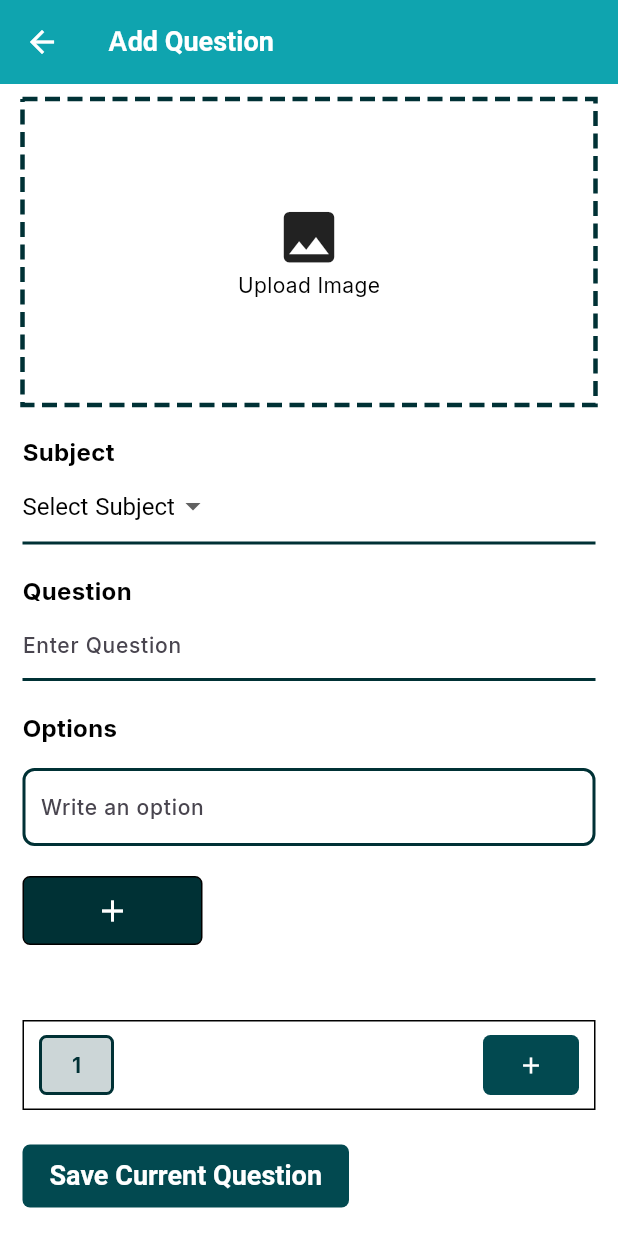
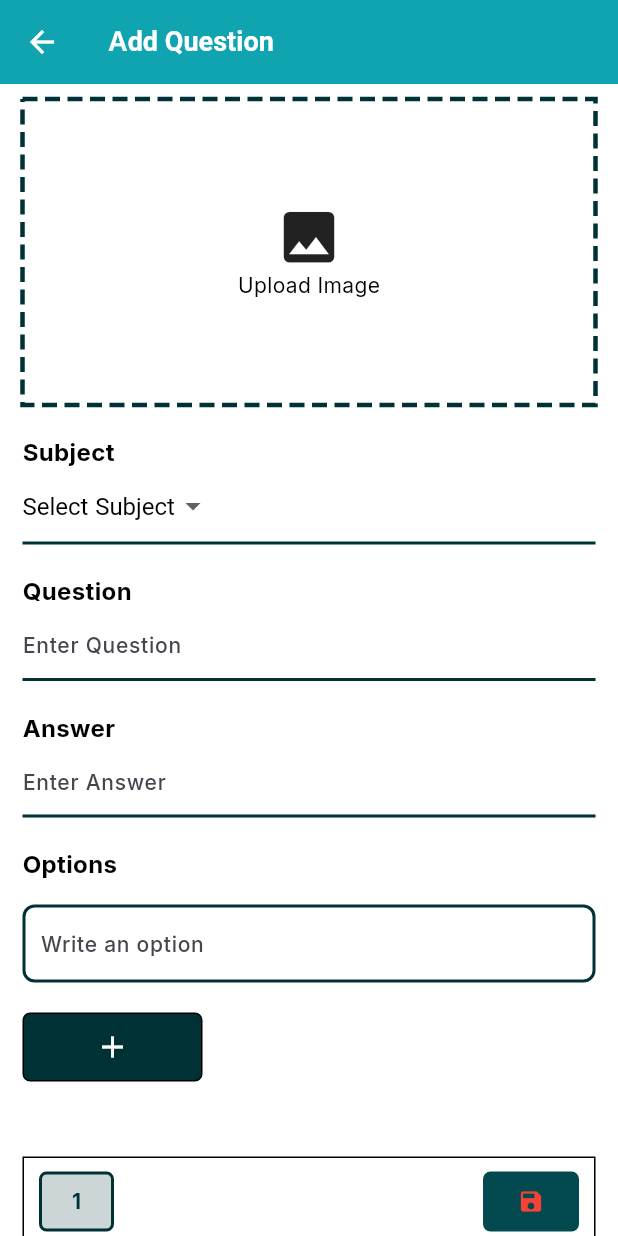
Before and after one commit to Shahabuddin1122/job-ostad, a Flutter app: the AddQuestion screen opened directly with empty values, on a phone screen of 412 x 824 dp. Run offline on Flutter 3.47's test engine with Material 3 defaults, Android fonts, the phone set to English and light mode, and no system bars; drawn by our look-alikes of dotted_border; our stand-ins replace file_picker, fl_chart, flutter_svg, google_fonts, shared_preferences; accounts and stored records are empty; network calls fail; project files that could hold a hidden picture were left out.

Commit message:
updated api integration in add_questions

```diff
--- a/manager/lib/main.dart
+++ b/manager/lib/main.dart
@@ -28,8 +28,10 @@ class MyApp extends StatelessWidget {
         '/add-course': (context) => AddCourse(),
         '/add-quiz': (context) => AddQuiz(),
         '/add-question': (context) {
-          final args = ModalRoute.of(context)!.settings.arguments as String;
-          return AddQuestion(id: args);
+          final args = ModalRoute.of(context)!.settings.arguments as List;
+          final String id = args[0] as String;
+          final int number_of_questions = args[1] as int;
+          return AddQuestion(id: id, number_of_questions: number_of_questions);
         },
         '/question-paper': (context) {
           final args = ModalRoute.of(context)!.settings.arguments as String;
--- a/manager/lib/screens/add-question.dart
+++ b/manager/lib/screens/add-question.dart
@@ -10,7 +10,12 @@ import 'package:job_ostad/utils/custom_theme.dart';
 
 class AddQuestion extends StatefulWidget {
   final String id;
-  const AddQuestion({required this.id, super.key});
+  final int number_of_questions;
+  const AddQuestion({
+    required this.number_of_questions,
+    required this.id,
+    super.key,
+  });
 
   @override
   State<AddQuestion> createState() => _AddQuestionState();
@@ -18,20 +23,26 @@ class AddQuestion extends StatefulWidget {
 
 class _AddQuestionState extends State<AddQuestion> {
   List<Map<String, dynamic>> questions = [
-    {'image': null, 'question': '', 'options': <String>[], 'subject': null},
+    {
+      'image': null,
+      'question': '',
+      'answer': '',
+      'options': <String>[],
+      'subject': null,
+    },
   ];
 
   final PageController _pageController = PageController();
   final ScrollController _scrollController = ScrollController();
   final TextEditingController _optionController = TextEditingController();
   final TextEditingController _questionController = TextEditingController();
+  final TextEditingController _answerController = TextEditingController();
   int _currentIndex = 0;
 
   @override
   void initState() {
     // TODO: implement initState
     super.initState();
-    print("widget.id: ${widget.id}");
   }
 
   @override
@@ -71,11 +82,12 @@ class _AddQuestionState extends State<AddQuestion> {
   }
 
   void addNewQuestion() {
-    if (questions.length < 20) {
+    if (questions.length < widget.number_of_questions) {
       setState(() {
         questions.add({
           'image': null,
           'question': '',
+          'answer': '',
           'options': <String>[],
           'subject': null,
         });
@@ -100,9 +112,14 @@ class _AddQuestionState extends State<AddQuestion> {
   }
 
   void saveQuestion(int index) {
-    // This ensures all data is saved when navigating away from a question
     setState(() {
       questions[index]['question'] = _questionController.text;
+    });
+  }
+
+  void saveAnswer(int index) {
+    setState(() {
+      questions[index]['answer'] = _answerController.text;
     });
   }
 
@@ -117,10 +134,7 @@ class _AddQuestionState extends State<AddQuestion> {
     for (var q in questions) {
       payload.add({
         'question': q['question'],
-        'answer':
-            q['options'].isNotEmpty
-                ? q['options'][0]
-                : '', // assuming first is the correct answer
+        'answer': q['answer'],
         'options': q['options'],
         'subject': q['subject'],
       });
@@ -143,7 +157,6 @@ class _AddQuestionState extends State<AddQuestion> {
       final resBody = await response.stream.bytesToString();
 
       if (response.statusCode == 201) {
-        print('Success: $resBody');
         ScaffoldMessenger.of(context).showSnackBar(
           SnackBar(content: Text("Questions uploaded successfully!")),
         );
@@ -174,11 +187,13 @@ class _AddQuestionState extends State<AddQuestion> {
           // Save current question before switching
           if (_currentIndex < questions.length) {
             saveQuestion(_currentIndex);
+            saveAnswer(_currentIndex);
           }
           setState(() {
             _currentIndex = index;
             // Update controllers with current question data
             _questionController.text = questions[index]['question'] ?? '';
+            _answerController.text = questions[index]['answer'] ?? '';
           });
         },
         itemBuilder: (context, index) {
@@ -275,6 +290,26 @@ class _AddQuestionState extends State<AddQuestion> {
                   ),
                   SizedBox(height: 20),
                   Text(
+                    "Answer",
+                    style: TextStyle(fontSize: 16, fontWeight: FontWeight.bold),
+                  ),
+                  TextField(
+                    controller: _answerController,
+                    onChanged: (value) {
+                      questions[index]['answer'] = value;
+                    },
+                    decoration: InputDecoration(
+                      hintText: "Enter Answer",
+                      enabledBorder: UnderlineInputBorder(
+                        borderSide: BorderSide(color: PRIMARY_COLOR, width: 2),
+                      ),
+                      focusedBorder: UnderlineInputBorder(
+                        borderSide: BorderSide(color: PRIMARY_COLOR, width: 2),
+                      ),
+                    ),
+                  ),
+                  SizedBox(height: 20),
+                  Text(
                     "Options",
                     style: TextStyle(fontSize: 16, fontWeight: FontWeight.bold),
                   ),
@@ -354,6 +389,7 @@ class _AddQuestionState extends State<AddQuestion> {
                                 return GestureDetector(
                                   onTap: () {
                                     saveQuestion(_currentIndex);
+                                    saveAnswer(_currentIndex);
                                     _pageController.animateToPage(
                                       i,
                                       duration: Duration(milliseconds: 300),
@@ -401,13 +437,15 @@ class _AddQuestionState extends State<AddQuestion> {
                         ),
                         ElevatedButton(
                           onPressed:
-                              questions.length < 5
+                              questions.length < widget.number_of_questions
                                   ? addNewQuestion
                                   : saveToDatabase,
                           child: Icon(
-                            questions.length < 5 ? Icons.add : Icons.save,
+                            questions.length < widget.number_of_questions
+                                ? Icons.add
+                                : Icons.save,
                             color:
-                                questions.length < 5
+                                questions.length < widget.number_of_questions
                                     ? Colors.white
                                     : Colors.red,
                           ),
@@ -420,6 +458,7 @@ class _AddQuestionState extends State<AddQuestion> {
                   ElevatedButton(
                     onPressed: () {
                       saveQuestion(index);
+                      saveAnswer(index);
                       saveToDatabase();
                     },
                     child: Text("Save Current Question"),
--- a/manager/lib/screens/add-quiz.dart
+++ b/manager/lib/screens/add-quiz.dart
@@ -22,6 +22,7 @@ class _AddQuizState extends State<AddQuiz> {
   final TextEditingController timeController = TextEditingController();
   final TextEditingController keywordsController = TextEditingController();
   String quizId = '';
+  int num_of_question = 0;
 
   @override
   void initState() {
@@ -74,6 +75,7 @@ class _AddQuizState extends State<AddQuiz> {
         final data = jsonDecode(response.body);
         setState(() {
           quizId = data['data']['id'].toString();
+          num_of_question = data['data']['number_of_questions'];
         });
         ScaffoldMessenger.of(
           context,
@@ -281,7 +283,7 @@ class _AddQuizState extends State<AddQuiz> {
                           Navigator.popAndPushNamed(
                             context,
                             '/add-question',
-                            arguments: quizId,
+                            arguments: [quizId, num_of_question],
                           );
                         }
                       },
--- a/manager/lib/screens/exam.dart
+++ b/manager/lib/screens/exam.dart
@@ -86,8 +86,7 @@ class _ExamState extends State<Exam> {
                           child: Examcard(
                             id: exam['quiz_id'].toString(),
                             desc: exam['description'] ?? '',
-                            num_of_question:
-                                exam['number_of_questions'].toString(),
+                            num_of_question: exam['number_of_questions'],
                             time: exam['total_time'].toString(),
                             title: exam['title'] ?? 'No Title',
                             has_exam_script: exam['has_exam_script'],
--- a/manager/lib/widgets/exam-card.dart
+++ b/manager/lib/widgets/exam-card.dart
@@ -3,7 +3,8 @@ import 'package:job_ostad/utils/constants.dart';
 import 'package:job_ostad/utils/custom_theme.dart';
 
 class Examcard extends StatelessWidget {
-  final String id, title, desc, num_of_question, time;
+  final String id, title, desc, time;
+  final int num_of_question;
   final bool has_exam_script;
   const Examcard({
     required this.id,
@@ -34,7 +35,7 @@ class Examcard extends StatelessWidget {
                 style: TextStyle(fontWeight: FontWeight.bold, fontSize: 20),
               ),
               Text(desc),
-              Text("Number of Questions: $num_of_question"),
+              Text("Number of Questions: ${num_of_question.toString()}"),
               Text("Time: $time min"),
               SizedBox(height: 10),
               Row(
@@ -55,7 +56,7 @@ class Examcard extends StatelessWidget {
                           : Navigator.pushNamed(
                             context,
                             '/add-question',
-                            arguments: id,
+                            arguments: [id, num_of_question],
                           );
                     },
                     child: Text(has_exam_script ? "View" : "Add Question"),
```
